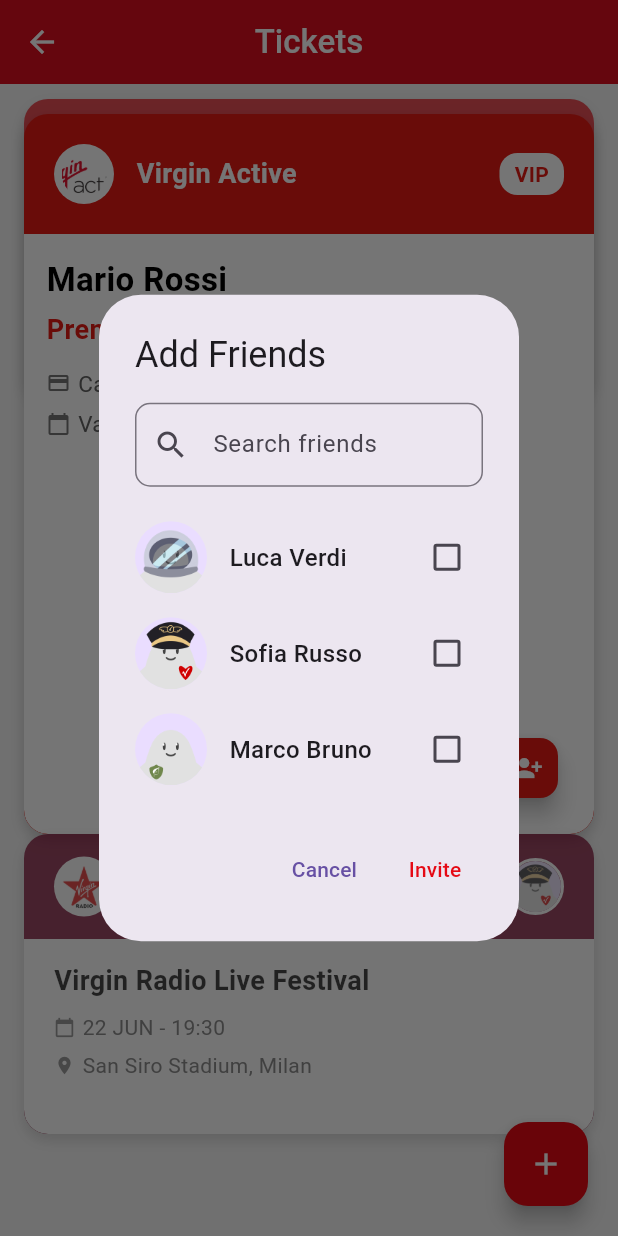
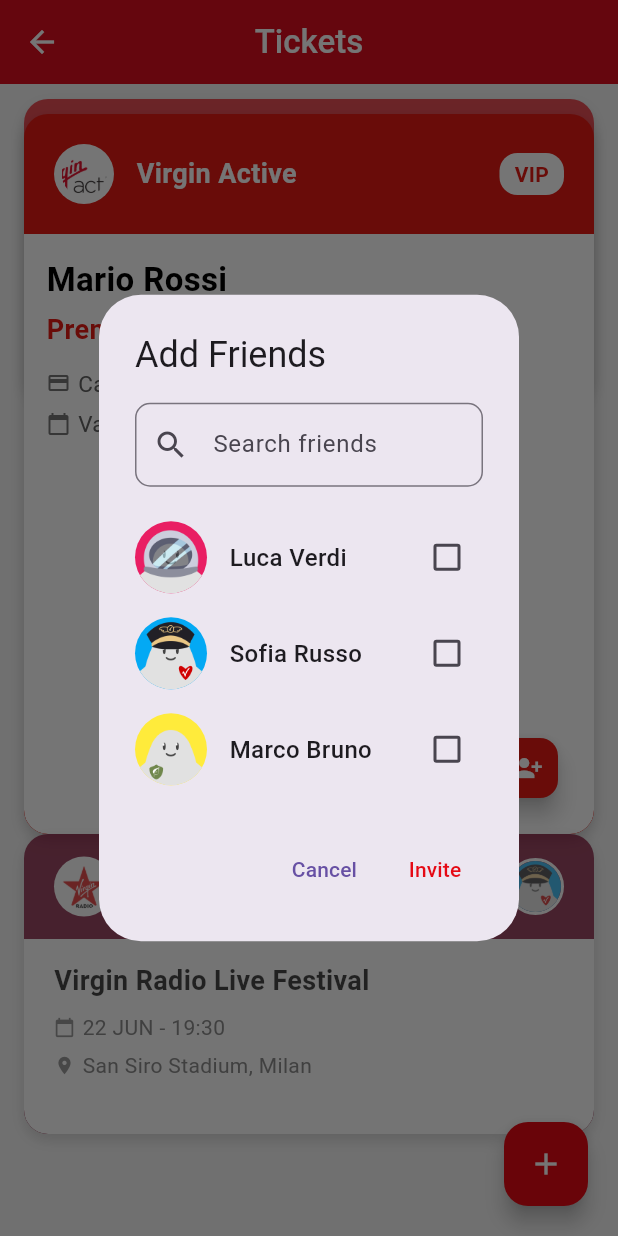
Before and after one commit to PulgaLuca/StartHack_Virgin_25, a Flutter app: the TicketsPage screen opened directly, after a tap on "Virgin Atlantic", after a tap on the "person add alt 1" icon, on a phone screen of 412 x 824 dp. Run offline on Flutter 3.47's test engine with Material 3 defaults, Android fonts, the phone set to English and light mode, and no system bars; our stand-ins replace video_player; missing offline and left inert: encrypt, mobile_scanner.

Commit message:
background on avatar icons

```diff
--- a/virgin_app/lib/ticket_page.dart
+++ b/virgin_app/lib/ticket_page.dart
@@ -108,9 +108,9 @@ class _TicketsPageState extends State<TicketsPage> with SingleTickerProviderStat
                   ),
                 ),
                 SizedBox(height: 15),
-                _buildFriendItem('Luca Verdi', 'assets/mostro2_profilo.png'),
-                _buildFriendItem('Sofia Russo', 'assets/mostro3_profilo.png'),
-                _buildFriendItem('Marco Bruno', 'assets/mostro4_profilo.png'),
+                _buildFriendItem('Luca Verdi', 'assets/mostro2_profilo.png', Colors.pink),
+                _buildFriendItem('Sofia Russo', 'assets/mostro3_profilo.png', Colors.lightBlue),
+                _buildFriendItem('Marco Bruno', 'assets/mostro4_profilo.png', Colors.yellow),
               ],
             ),
           ),
@@ -138,7 +138,7 @@ class _TicketsPageState extends State<TicketsPage> with SingleTickerProviderStat
     );
   }
 
-  Widget _buildFriendItem(String name, String imagePath) {
+  Widget _buildFriendItem(String name, String imagePath, Color color) {
     return Container(
       padding: EdgeInsets.symmetric(vertical: 8.0),
       child: Row(
@@ -146,6 +146,7 @@ class _TicketsPageState extends State<TicketsPage> with SingleTickerProviderStat
           CircleAvatar(
             radius: 24,
             backgroundImage: AssetImage(imagePath),
+            backgroundColor: color,
           ),
           SizedBox(width: 15),
           Text(
@@ -166,7 +167,7 @@ class _TicketsPageState extends State<TicketsPage> with SingleTickerProviderStat
     );
   }
 
-  Widget _buildFriendAvatar(String imagePath) {
+  Widget _buildFriendAvatar(String imagePath, Color color) {
     return Container(
       width: 38,
       height: 38,
@@ -176,6 +177,7 @@ class _TicketsPageState extends State<TicketsPage> with SingleTickerProviderStat
       ),
       child: CircleAvatar(
         backgroundImage: AssetImage(imagePath),
+        backgroundColor: color,
       ),
     );
   }
@@ -334,10 +336,10 @@ class _TicketsPageState extends State<TicketsPage> with SingleTickerProviderStat
               if (ticket['type'] == 'travel')
                 Row(
                   children: [
-                    _buildFriendAvatar('assets/mostro4_profilo.png'),
+                    _buildFriendAvatar('assets/mostro4_profilo.png',Colors.yellow),
                     Transform.translate(
                       offset: Offset(-10, 0),
-                      child: _buildFriendAvatar('assets/mostro2_profilo.png'),
+                      child: _buildFriendAvatar('assets/mostro2_profilo.png',Colors.pink),
                     ),
                   ],
                 ),
@@ -710,7 +712,7 @@ class _TicketsPageState extends State<TicketsPage> with SingleTickerProviderStat
               ),
               Spacer(),
               // Avatar degli amici che partecipano all'evento
-              _buildFriendAvatar('assets/mostro3_profilo.png'),
+              _buildFriendAvatar('assets/mostro3_profilo.png',Colors.lightBlue),
             ],
           ),
         ),
```
